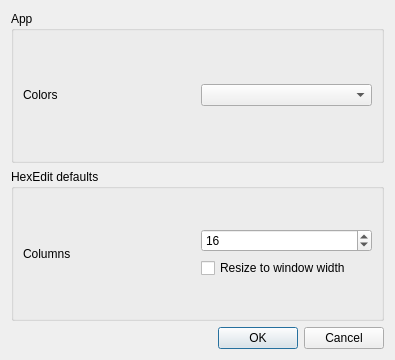
Qt form src/ui/optionsdialog.ui (codilime/veles) before a commit.
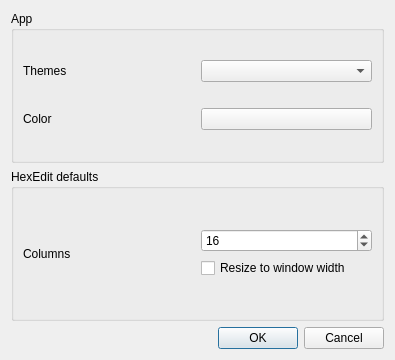
The same form after that commit.

Commit message: Add color picker to option, color intensity depends on byte value

The edit to the form file:
```diff
--- a/src/ui/optionsdialog.ui
+++ b/src/ui/optionsdialog.ui
@@ -25,7 +25,7 @@
         <item>
          <widget class="QLabel" name="labelHexEditColors">
           <property name="text">
-           <string>Colors</string>
+           <string>Themes</string>
           </property>
          </widget>
         </item>
@@ -41,6 +41,21 @@
         </item>
        </layout>
       </item>
+      <item row="3" column="0">
+       <layout class="QHBoxLayout" name="horizontalLayout_3">
+        <item>
+         <widget class="QLabel" name="labelHexEditWidgetColors">
+          <property name="text">
+           <string>Color</string>
+          </property>
+         </widget>
+        </item>
+        <item>
+         <widget class="QPushButton" name="colorHexEdit">
+         </widget>
+        </item>
+       </layout>
+      </item>
      </layout>
     </widget>
    </item>
```
The commit also changes 5 other files.
